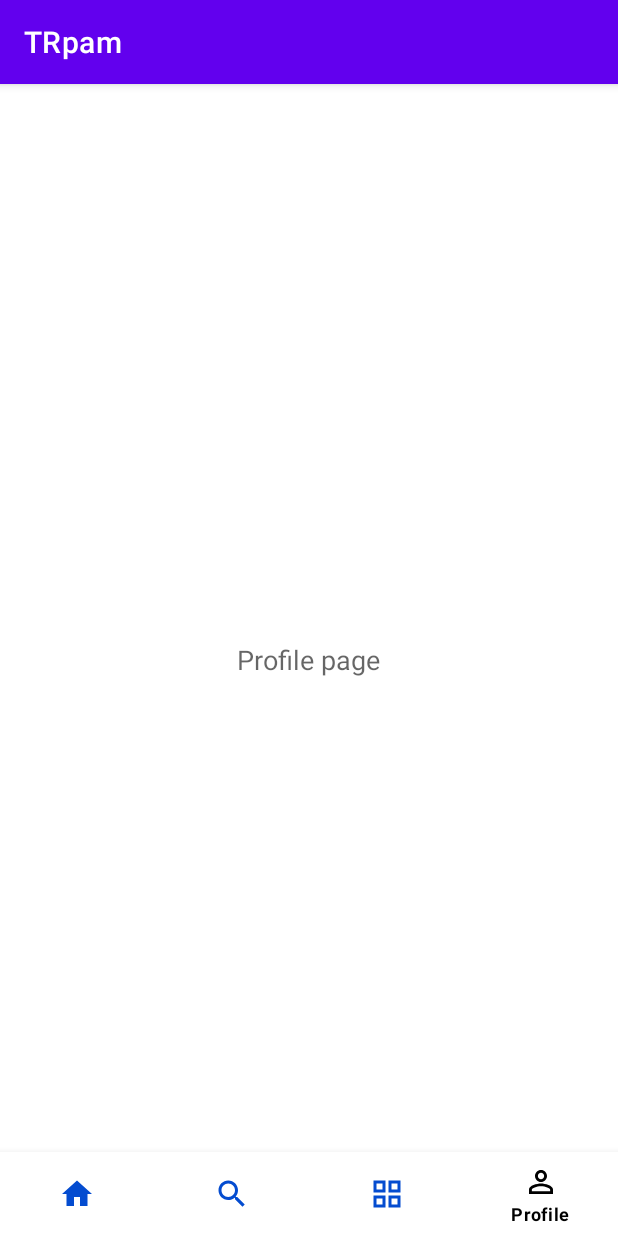
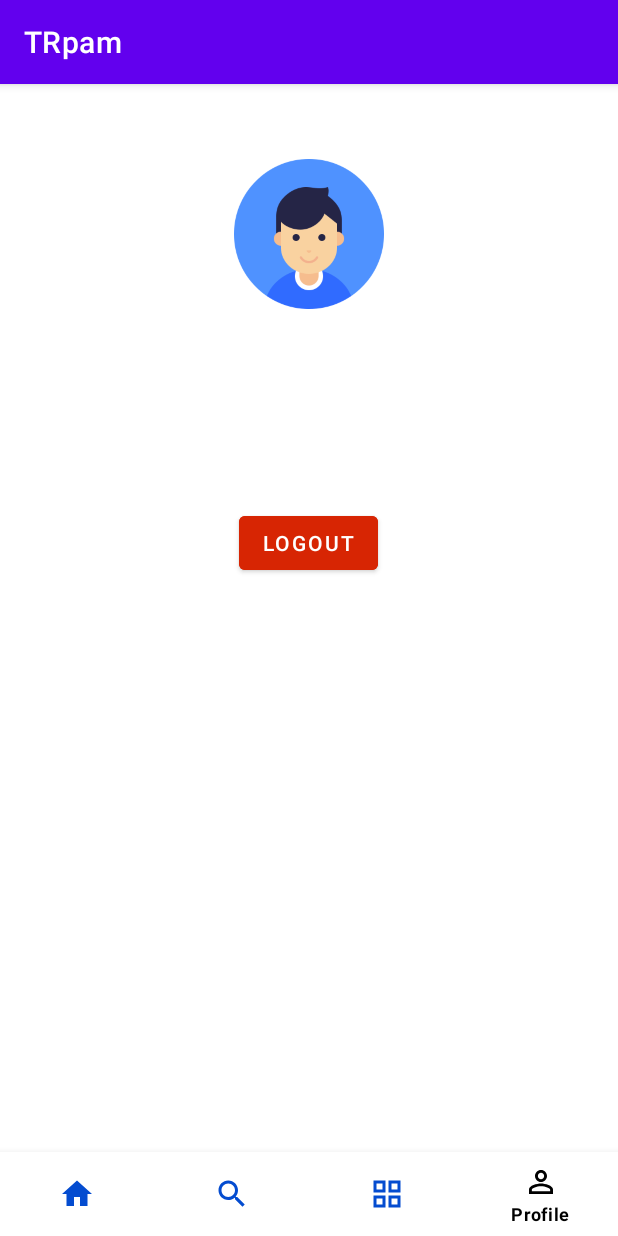
Before and after one commit to denisadfer/TR-PAM, an Android app: the screen it shows after launch once a user with an empty profile is signed in (MainActivity), item 4 of the bottom bar chosen, on a phone screen of 412 x 824 dp. Run offline under Robolectric (Android 15) with nearby library versions, the phone set to English and light mode, and no system bars; our stand-ins replace Firebase (no records; nobody signed in at launch, a user with empty details on screens opened directly).

Commit message:
Layout profile page, fix warning

```diff
--- a/app/src/main/java/com/dnx/trpam/HomeFragment.java
+++ b/app/src/main/java/com/dnx/trpam/HomeFragment.java
@@ -1,11 +1,9 @@
 package com.dnx.trpam;
 
-import android.content.Intent;
 import android.os.Bundle;
 import android.view.LayoutInflater;
 import android.view.View;
 import android.view.ViewGroup;
-import android.widget.Button;
 import android.widget.TextView;
 
 import androidx.annotation.NonNull;
@@ -15,8 +13,7 @@ import androidx.fragment.app.Fragment;
 import com.google.firebase.auth.FirebaseAuth;
 import com.google.firebase.auth.FirebaseUser;
 
-public class HomeFragment extends Fragment implements View.OnClickListener{
-    Button btnLogout;
+public class HomeFragment extends Fragment{
     TextView TxtName;
     private FirebaseUser firebaseUser;
 
@@ -25,7 +22,6 @@ public class HomeFragment extends Fragment implements View.OnClickListener{
     public View onCreateView(@NonNull LayoutInflater inflater, @Nullable ViewGroup container, @Nullable Bundle savedInstanceState) {
         View view = inflater.inflate(R.layout.fragment_home, container, false);
 
-        btnLogout = (Button) view.findViewById(R.id.logout_btn);
         TxtName = view.findViewById(R.id.textName);
 
         firebaseUser = FirebaseAuth.getInstance().getCurrentUser();
@@ -36,15 +32,6 @@ public class HomeFragment extends Fragment implements View.OnClickListener{
             TxtName.setText("Data Name is empty");
         }
 
-        btnLogout.setOnClickListener(this);
-
         return view;
     }
-
-    @Override
-    public void onClick(View v) {
-        FirebaseAuth.getInstance().signOut();
-        startActivity(new Intent(getActivity(), LoginActivity.class));
-        getActivity().finish();
-    }
 }
--- a/app/src/main/java/com/dnx/trpam/ProfileFragment.java
+++ b/app/src/main/java/com/dnx/trpam/ProfileFragment.java
@@ -1,20 +1,52 @@
 package com.dnx.trpam;
 
+import android.content.Intent;
 import android.os.Bundle;
 import android.view.LayoutInflater;
 import android.view.View;
 import android.view.ViewGroup;
+import android.widget.Button;
+import android.widget.TextView;
 
 import androidx.annotation.NonNull;
 import androidx.annotation.Nullable;
 import androidx.fragment.app.Fragment;
 
-public class ProfileFragment extends Fragment {
+import com.google.firebase.auth.FirebaseAuth;
+import com.google.firebase.auth.FirebaseUser;
+
+public class ProfileFragment extends Fragment implements View.OnClickListener {
+    TextView txtName,txtEmail;
+    Button btnLogout;
 
     @Nullable
     @Override
     public View onCreateView(@NonNull LayoutInflater inflater, @Nullable ViewGroup container, @Nullable Bundle savedInstanceState) {
         View view = inflater.inflate(R.layout.fragment_profile, container, false);
+
+        txtName = view.findViewById(R.id.profile_name);
+        txtEmail = view.findViewById(R.id.profile_email);
+        btnLogout = (Button) view.findViewById(R.id.logout_btn);
+
+        FirebaseUser firebaseUser = FirebaseAuth.getInstance().getCurrentUser();
+
+        if (firebaseUser != null) {
+            txtName.setText(firebaseUser.getDisplayName());
+            txtEmail.setText(firebaseUser.getEmail());
+        } else {
+            txtName.setText("Data Name is empty");
+            txtEmail.setText("Data Email is empty");
+        }
+
+        btnLogout.setOnClickListener(this);
+
         return view;
     }
+
+    @Override
+    public void onClick(View view) {
+        FirebaseAuth.getInstance().signOut();
+        startActivity(new Intent(getActivity(), LoginActivity.class));
+        getActivity().finish();
+    }
 }
--- a/app/src/main/res/layout/fragment_home.xml
+++ b/app/src/main/res/layout/fragment_home.xml
@@ -1,27 +1,16 @@
 <?xml version="1.0" encoding="utf-8"?>
 <LinearLayout xmlns:android="http://schemas.android.com/apk/res/android"
-    xmlns:tools="http://schemas.android.com/tools"
     android:layout_width="match_parent"
     android:layout_height="match_parent"
     android:orientation="vertical"
-    android:padding="15dp"
-    >
+    android:padding="15dp">
 
     <TextView
         android:id="@+id/textName"
         android:layout_width="match_parent"
         android:layout_height="wrap_content"
-        android:textSize="20dp"
+        android:textSize="20sp"
         android:textColor="@color/black"
         android:text="Hello World!" />
 
-    <Button
-        android:id="@+id/logout_btn"
-        android:layout_width="match_parent"
-        android:layout_height="wrap_content"
-        android:backgroundTint="@color/danger"
-        android:layout_marginTop="50dp"
-        android:text="@string/logout"
-        />
-
 </LinearLayout>
--- a/app/src/main/res/layout/fragment_profile.xml
+++ b/app/src/main/res/layout/fragment_profile.xml
@@ -2,14 +2,47 @@
 <RelativeLayout xmlns:android="http://schemas.android.com/apk/res/android"
     android:layout_width="match_parent"
     android:layout_height="match_parent"
-    android:orientation="vertical">
+    android:gravity="center_horizontal">
 
-    <TextView
-        android:id="@+id/tv_profile"
+    <LinearLayout
         android:layout_width="wrap_content"
         android:layout_height="wrap_content"
-        android:layout_centerInParent="true"
-        android:text="Profile page"
-        android:textAppearance="@style/TextAppearance.AppCompat.Medium" />
+        android:layout_gravity="center"
+        android:layout_marginTop="50dp"
+        android:gravity="center_horizontal"
+        android:orientation="vertical">
+
+        <ImageView
+            android:id="@+id/profile_image"
+            android:layout_width="100dp"
+            android:layout_height="100dp"
+            android:src="@drawable/avatar"
+            android:contentDescription="@string/profile"/>
+
+        <TextView
+            android:id="@+id/profile_name"
+            android:layout_width="wrap_content"
+            android:layout_height="wrap_content"
+            android:layout_marginTop="20dp"
+            android:textColor="@color/black"
+            android:textSize="24sp"
+            android:textStyle="bold"
+            android:text="@string/fullname"/>
+
+        <TextView
+            android:id="@+id/profile_email"
+            android:layout_width="wrap_content"
+            android:layout_height="wrap_content"
+            android:layout_marginTop="10dp"
+            android:text="@string/fullname"/>
+
+        <Button
+            android:id="@+id/logout_btn"
+            android:layout_width="wrap_content"
+            android:layout_height="wrap_content"
+            android:backgroundTint="@color/danger"
+            android:layout_marginTop="50dp"
+            android:text="@string/logout" />
+    </LinearLayout>
 
 </RelativeLayout>
--- a/app/src/main/res/values/strings.xml
+++ b/app/src/main/res/values/strings.xml
@@ -10,6 +10,7 @@
     <string name="register">Register</string>
     <string name="login">Login</string>
     <string name="useroremail">Username or Email</string>
+    <string name="profile">Profile</string>
 <!-- TODO: Remove or change this placeholder text -->
     <string name="hello_blank_fragment">Hello blank fragment</string>
 </resources>
```
Also changed, not shown: app/src/main/res/drawable/avatar.png (added).
